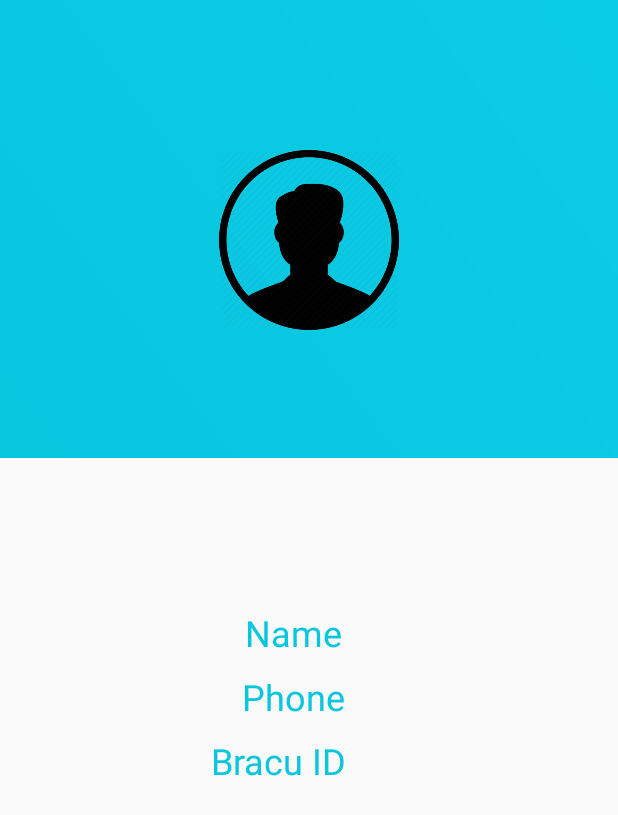
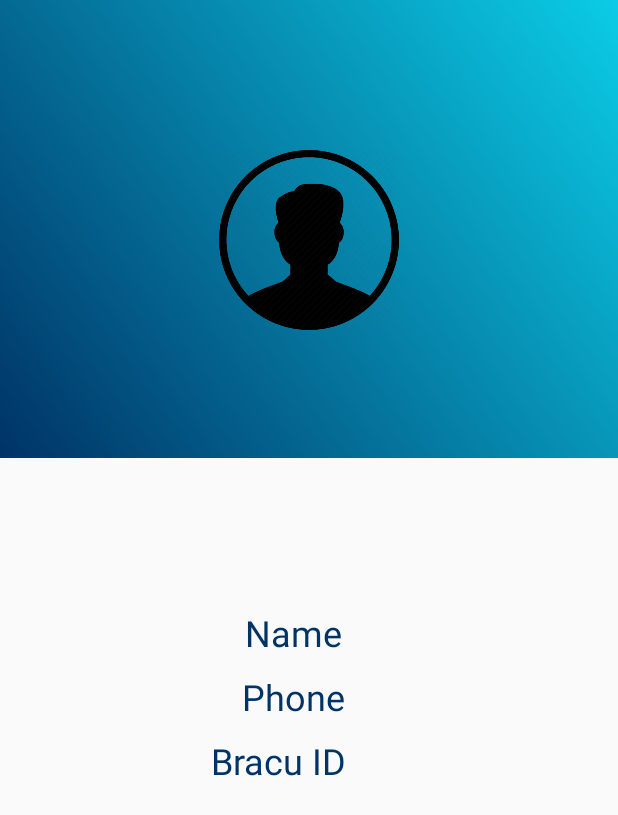
Before and after one commit to SifatTaj/scrimp, an Android app: the ProfileActivity screen opened directly, with no data from a screen before it, on a phone screen of 412 x 824 dp. Shown: the top 815 px of the screen. Run offline under Robolectric (Android 15) with nearby library versions, the phone set to English and light mode, and no system bars; our stand-ins replace Firebase (no records; nobody signed in at launch, a user with empty details on screens opened directly).

Commit message:
Dialer added

```diff
--- a/app/src/main/AndroidManifest.xml
+++ b/app/src/main/AndroidManifest.xml
@@ -6,6 +6,7 @@
          Google Maps Android API v2, but you must specify either coarse or fine
          location permissions for the 'MyLocation' functionality.
     -->
+    <uses-permission android:name="android.permission.CALL_PHONE"/>
     <uses-permission android:name="android.permission.ACCESS_FINE_LOCATION" />
     <uses-permission android:name="android.permission.INTERNET" />
     <uses-permission android:name="android.permission.WRITE_EXTERNAL_STORAGE" />
--- a/app/src/main/res/layout/activity_user_profile.xml
+++ b/app/src/main/res/layout/activity_user_profile.xml
@@ -91,7 +91,7 @@
                     android:layout_height="wrap_content"
                     android:paddingBottom="10dp"
                     android:text="Loading..."
-                    android:textColor="@color/colorPrimaryDark"
+                    android:textColor="@color/startBlue"
                     android:textSize="20dp"
                     android:textStyle="bold" />
 
--- a/app/src/main/res/values/colors.xml
+++ b/app/src/main/res/values/colors.xml
@@ -4,7 +4,7 @@
     <color name="white">#FFFFFF</color>
     <color name="colorPrimaryDark">#292b3d</color>
     <color name="grayLight">#fafafa</color>
-    <color name="startBlue">#09c6df</color>
+    <color name="startBlue">#003366</color>
     <color name="endBlue">#0bcce6</color>
     <color name="colorAccent">#FF4081</color>
 </resources>
```
Also changed, not shown: app/src/main/java/com/scrimpapp/scrimp/UserProfileActivity.java (+11 -1 lines).
